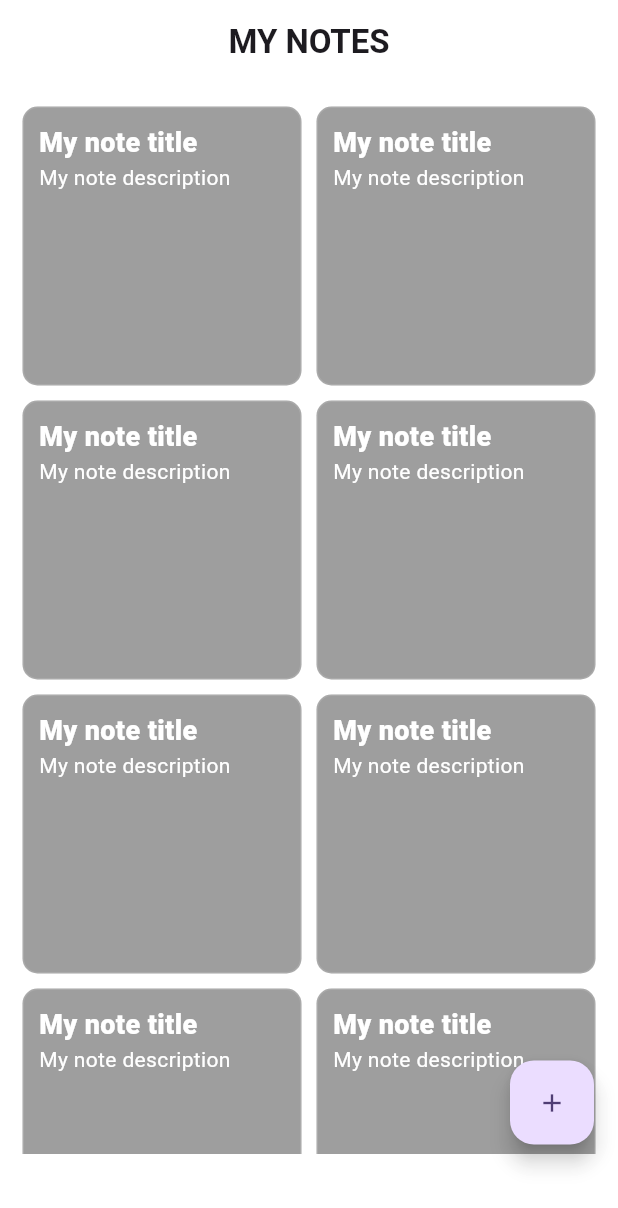
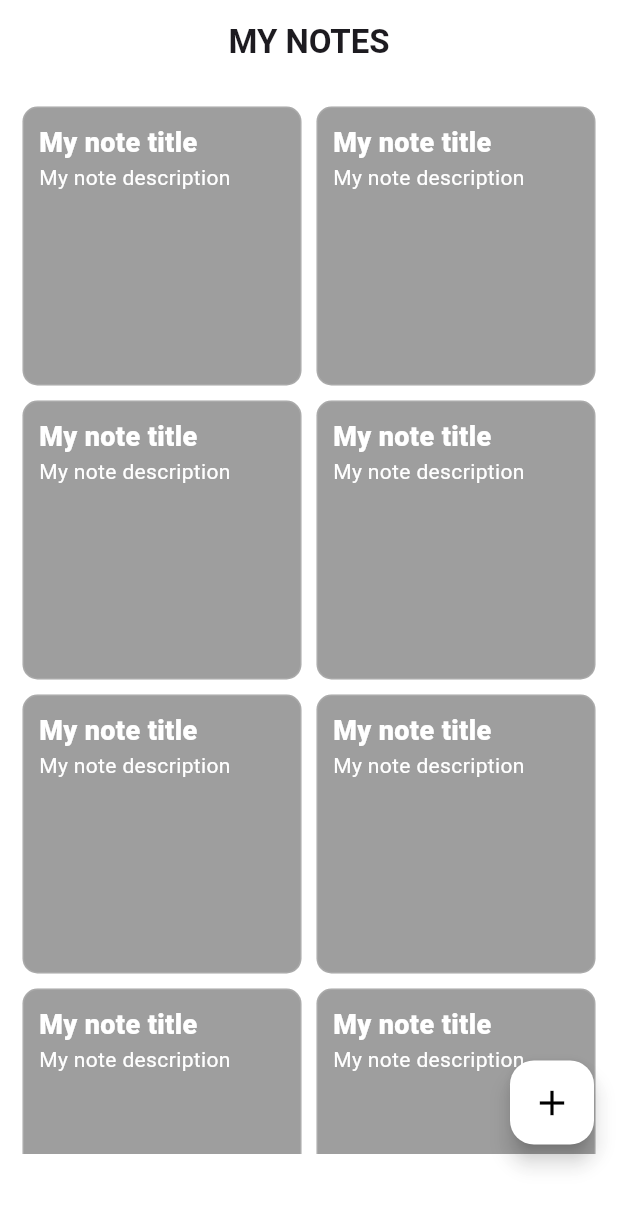
Before and after one commit to robiulsunnyemon/mynoteapp, a Flutter app: the screen it shows after launch, on a phone screen of 412 x 824 dp. Shown: the top 1208 px of the screen. Run offline on Flutter 3.47's test engine with Material 3 defaults, Android fonts, the phone set to English and light mode, and no system bars.

Commit message:
floatingaction button background  change

```diff
--- a/lib/screens/homeScreen.dart
+++ b/lib/screens/homeScreen.dart
@@ -56,10 +56,11 @@ class _myHomeScreenState extends State<myHomeScreen> {
         ),
       ),
       floatingActionButton: FloatingActionButton(
+        backgroundColor: Colors.white,
         onPressed: (){
           Navigator.push(context, MaterialPageRoute(builder: (context) => singleNoteScreen(),));
         },
-        child: Icon(Icons.add,size:20 ,),
+        child: Icon(Icons.add,size:28,color: Colors.black,),
       ),
     );
   }
```
